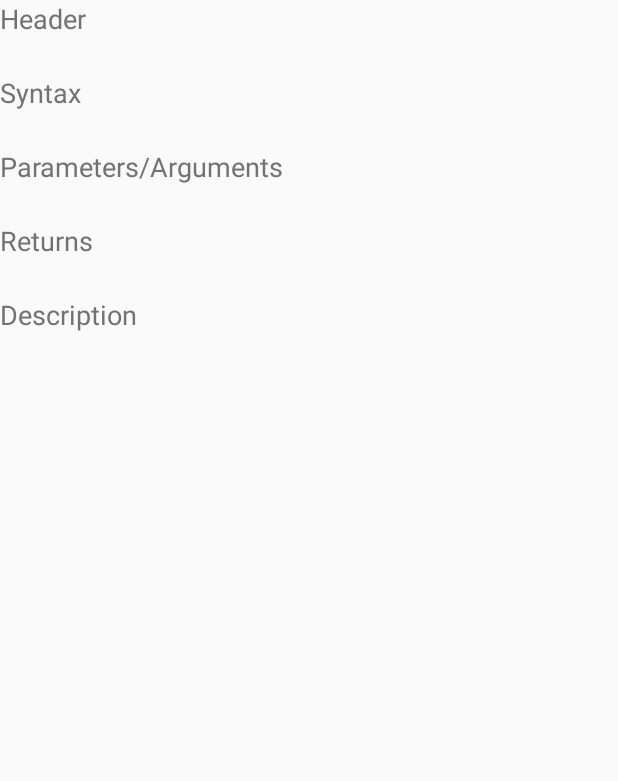
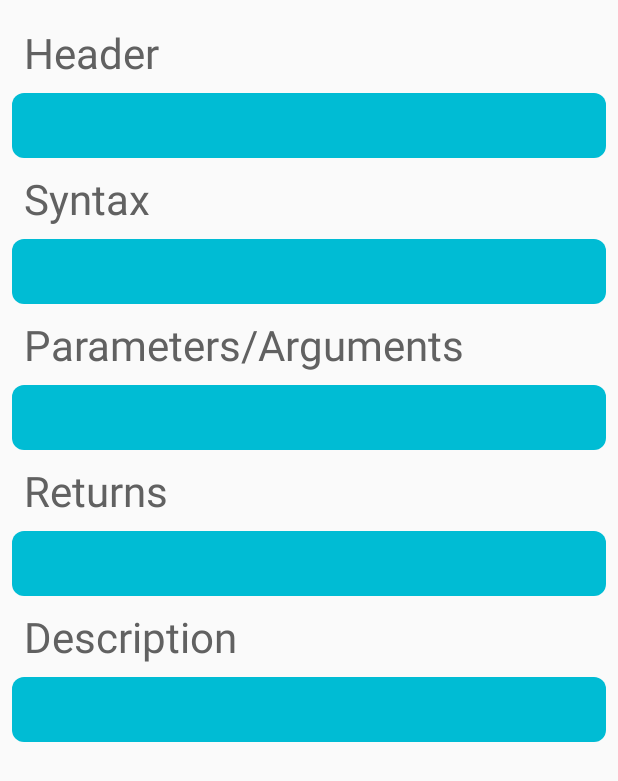
Before and after one commit to AkashKale/cFunctions, an Android app: the DetailsActivity screen opened directly, with no data from a screen before it, on a phone screen of 412 x 824 dp. Shown: the top 781 px of the screen. Run offline under Robolectric (Android 15) with nearby library versions, the phone set to English and light mode, and no system bars; 2 statements that could not run were skipped.

Commit message:
Updated detailsactivity.xml

```diff
--- a/app/src/main/assets/funinfo.json
+++ b/app/src/main/assets/funinfo.json
@@ -6,9 +6,7 @@
 "desc": "In the C Programming Language, the strcat function appends a copy of the string pointed to by s2 to the end of the string pointed to by s1. It returns a pointer to s1 where the resulting concatenated string resides.",
 "returns": "The strcat function returns a pointer to s1 (where the resulting concatenated string resides).",
 "syntax": "char *strcat(char *s1, const char *s2)",
-"parameters": "s1\n
-                   A pointer to a string that will be modified. s2 will be copied to the end of s1.\ns2\n
-                   A pointer to a string that will be appended to the end of s1. "
+"parameters": "s1: A pointer to a string that will be modified. s2 will be copied to the end of s1.\n\ns2: A pointer to a string that will be appended to the end of s1. "
 },
 {
 "funname": "strcati",
--- /dev/null
+++ b/app/src/main/res/drawable/layout_border.xml
@@ -0,0 +1,5 @@
+<shape xmlns:android="http://schemas.android.com/apk/res/android" android:shape="rectangle" >
+    <solid android:color="@color/primary" />
+    <stroke android:width="0dp" android:color="#212121"/>
+    <corners android:radius="8dp" />
+</shape>
--- a/app/src/main/res/layout/detailsactivity.xml
+++ b/app/src/main/res/layout/detailsactivity.xml
@@ -1,113 +1,88 @@
 <?xml version="1.0" encoding="utf-8"?>
 <ScrollView xmlns:android="http://schemas.android.com/apk/res/android"
     android:layout_width="fill_parent"
-    android:layout_height="fill_parent">
-<LinearLayout android:layout_width="match_parent" android:layout_height="match_parent"
-    android:orientation="vertical"
-    android:weightSum="1">
-
+    android:layout_height="match_parent">
 
     <LinearLayout
-        android:layout_width="fill_parent"
-        android:layout_height="wrap_content">
+        android:layout_width="match_parent"
+        android:layout_height="fill_parent"
+        android:orientation="vertical"
+        android:padding="8dp">
+
         <TextView
-            android:layout_width="wrap_content"
+            style="@style/detailsActivityTextViewTitle"
+            android:layout_width="fill_parent"
             android:layout_height="fill_parent"
-            android:textAppearance="?android:attr/textAppearanceMedium"
             android:text="Header"
-            />
-        </LinearLayout>
-    <LinearLayout
-        android:layout_width="fill_parent"
-        android:layout_height="wrap_content">
+            android:textAppearance="?android:attr/textAppearanceMedium"/>
+
         <TextView
+            style="@style/detailsActivityTextViewData"
+            android:id="@+id/tvHeaderFile"
             android:layout_width="fill_parent"
             android:layout_height="fill_parent"
             android:text="gfgf"
-            android:textAppearance="?android:attr/textAppearanceMedium"
-            android:id="@+id/tvHeaderFile" />
-        </LinearLayout>
-    <LinearLayout
-        android:layout_width="fill_parent"
-        android:layout_height="wrap_content">
+            android:textAppearance="?android:attr/textAppearanceMedium" />
+
         <TextView
+            style="@style/detailsActivityTextViewTitle"
             android:layout_width="fill_parent"
             android:layout_height="fill_parent"
             android:text="Syntax"
-            android:textAppearance="?android:attr/textAppearanceMedium"
-          />
-    </LinearLayout>
-    <LinearLayout
-        android:layout_width="fill_parent"
-        android:layout_height="wrap_content">
+            android:textAppearance="?android:attr/textAppearanceMedium" />
+
         <TextView
+            style="@style/detailsActivityTextViewData"
+            android:id="@+id/tvSyntax"
             android:layout_width="fill_parent"
             android:layout_height="fill_parent"
             android:text="gfgf"
-            android:textAppearance="?android:attr/textAppearanceMedium"
-            android:id="@+id/tvSyntax" />
-    </LinearLayout>
-    <LinearLayout
-        android:layout_width="fill_parent"
-        android:layout_height="wrap_content">
+            android:textAppearance="?android:attr/textAppearanceMedium" />
+
         <TextView
+            style="@style/detailsActivityTextViewTitle"
             android:layout_width="fill_parent"
             android:layout_height="fill_parent"
             android:text="Parameters/Arguments"
-            android:textAppearance="?android:attr/textAppearanceMedium"
-            />
-    </LinearLayout>
-    <LinearLayout
-        android:layout_width="fill_parent"
-        android:layout_height="wrap_content">
+            android:textAppearance="?android:attr/textAppearanceMedium" />
+
         <TextView
+            style="@style/detailsActivityTextViewData"
+            android:id="@+id/tvParameters"
             android:layout_width="fill_parent"
             android:layout_height="fill_parent"
             android:text="gfgf"
-            android:textAppearance="?android:attr/textAppearanceMedium"
-            android:id="@+id/tvParameters" />
-    </LinearLayout>
-    <LinearLayout
-        android:layout_width="fill_parent"
-        android:layout_height="wrap_content">
+            android:textAppearance="?android:attr/textAppearanceMedium" />
+
         <TextView
+            style="@style/detailsActivityTextViewTitle"
             android:layout_width="fill_parent"
             android:layout_height="fill_parent"
             android:text="Returns"
-            android:textAppearance="?android:attr/textAppearanceMedium"
-            />
-    </LinearLayout>
-    <LinearLayout
-        android:layout_width="fill_parent"
-        android:layout_height="wrap_content">
+            android:textAppearance="?android:attr/textAppearanceMedium" />
+
         <TextView
+            style="@style/detailsActivityTextViewData"
+            android:id="@+id/tvReturns"
             android:layout_width="fill_parent"
             android:layout_height="fill_parent"
             android:text="gfgf"
-            android:textAppearance="?android:attr/textAppearanceMedium"
-            android:id="@+id/tvReturns" />
-    </LinearLayout>
-    <LinearLayout
-        android:layout_width="fill_parent"
-        android:layout_height="wrap_content">
+            android:textAppearance="?android:attr/textAppearanceMedium" />
+
         <TextView
+            style="@style/detailsActivityTextViewTitle"
             android:layout_width="fill_parent"
             android:layout_height="fill_parent"
             android:text="Description"
-            android:textAppearance="?android:attr/textAppearanceMedium"
-             />
-    </LinearLayout>
-    <LinearLayout
-        android:layout_width="fill_parent"
-        android:layout_height="wrap_content">
+            android:textAppearance="?android:attr/textAppearanceMedium" />
+
         <TextView
+            style="@style/detailsActivityTextViewData"
+            android:id="@+id/tvDesc"
             android:layout_width="fill_parent"
             android:layout_height="fill_parent"
             android:text="gfgf"
-            android:textAppearance="?android:attr/textAppearanceMedium"
-            android:id="@+id/tvDesc" />
+            android:textAppearance="?android:attr/textAppearanceMedium" />
+
     </LinearLayout>
-
-
-</LinearLayout>
 </ScrollView>
--- a/app/src/main/res/values/styles.xml
+++ b/app/src/main/res/values/styles.xml
@@ -11,4 +11,20 @@
         <item name="divider">@color/divider</item>
     </style>
 
+    <style name="detailsActivityTextViewTitle" parent="Theme.AppCompat.Light">
+        <item name="android:layout_height">wrap_content</item>
+        <item name="android:layout_width">fill_parent</item>
+        <item name="android:textColor">#616161</item>
+        <item name="android:padding">8dp</item>
+        <item name="android:textSize">28sp</item>
+    </style>
+
+    <style name="detailsActivityTextViewData" parent="Theme.AppCompat.Light">
+        <item name="android:layout_height">wrap_content</item>
+        <item name="android:layout_width">fill_parent</item>
+        <item name="android:textColor">#FFFFFF</item>
+        <item name="android:padding">8dp</item>
+        <item name="android:textSize">20sp</item>
+        <item name="android:background">@drawable/layout_border</item>
+    </style>
 </resources>
--- a/build.gradle
+++ b/build.gradle
@@ -5,7 +5,7 @@ buildscript {
         jcenter()
     }
     dependencies {
-        classpath 'com.android.tools.build:gradle:1.0.1'
+        classpath 'com.android.tools.build:gradle:1.3.0'
 
         // NOTE: Do not place your application dependencies here; they belong
         // in the individual module build.gradle files
```
Also changed, not shown: 1 other file.
